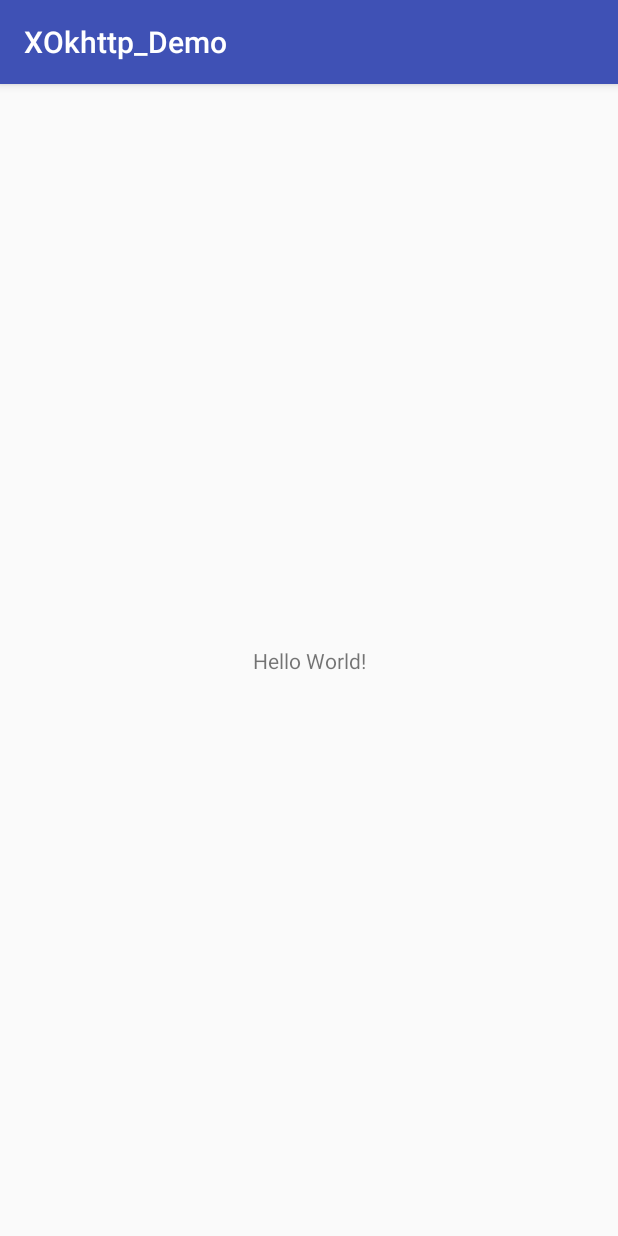
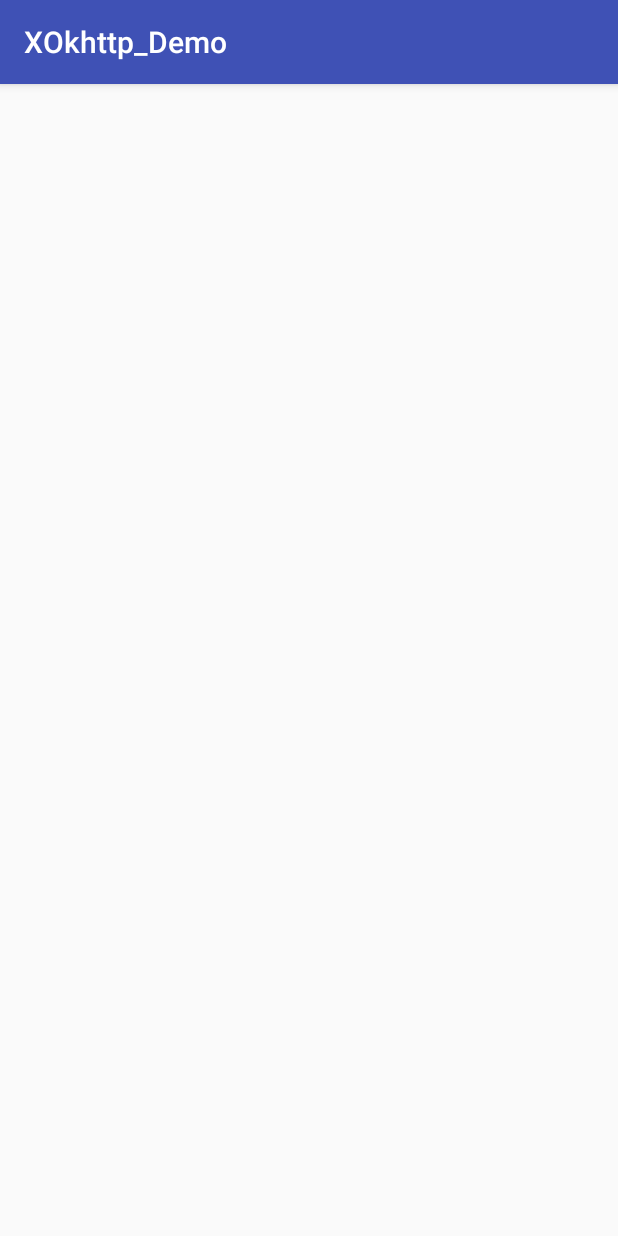
Before and after one commit to TLocation/XOkhttp_Demo, an Android app: the screen it shows after launch (MainActivity), on a phone screen of 412 x 824 dp. Run offline under Robolectric (Android 15) with nearby library versions, the phone set to English and light mode, and no system bars.

```diff
--- a/app/src/main/res/layout/activity_main.xml
+++ b/app/src/main/res/layout/activity_main.xml
@@ -1,18 +1,11 @@
 <?xml version="1.0" encoding="utf-8"?>
-<android.support.constraint.ConstraintLayout xmlns:android="http://schemas.android.com/apk/res/android"
+<RelativeLayout xmlns:android="http://schemas.android.com/apk/res/android"
     xmlns:app="http://schemas.android.com/apk/res-auto"
     xmlns:tools="http://schemas.android.com/tools"
     android:layout_width="match_parent"
     android:layout_height="match_parent"
     tools:context="com.loction.xokhttp_demo.MainActivity">
 
-    <TextView
-        android:layout_width="wrap_content"
-        android:layout_height="wrap_content"
-        android:text="Hello World!"
-        app:layout_constraintBottom_toBottomOf="parent"
-        app:layout_constraintLeft_toLeftOf="parent"
-        app:layout_constraintRight_toRightOf="parent"
-        app:layout_constraintTop_toTopOf="parent" />
 
-</android.support.constraint.ConstraintLayout>
+
+</RelativeLayout>
```
Also changed, not shown: app/src/main/res/values/arrays.xml (added, +10 -0 lines), xokhttp/src/main/java/com/loction/xokhttp/response/GsonResponseHandler.java (added, +65 -0 lines).
